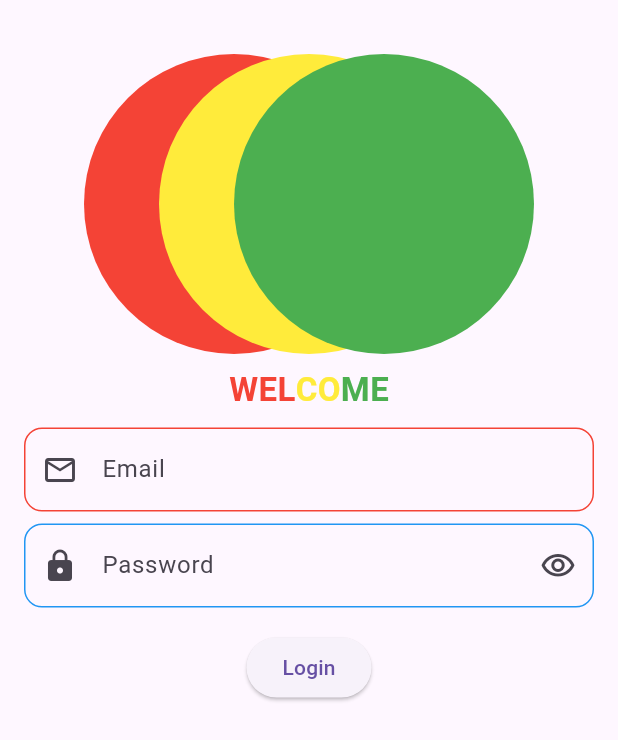
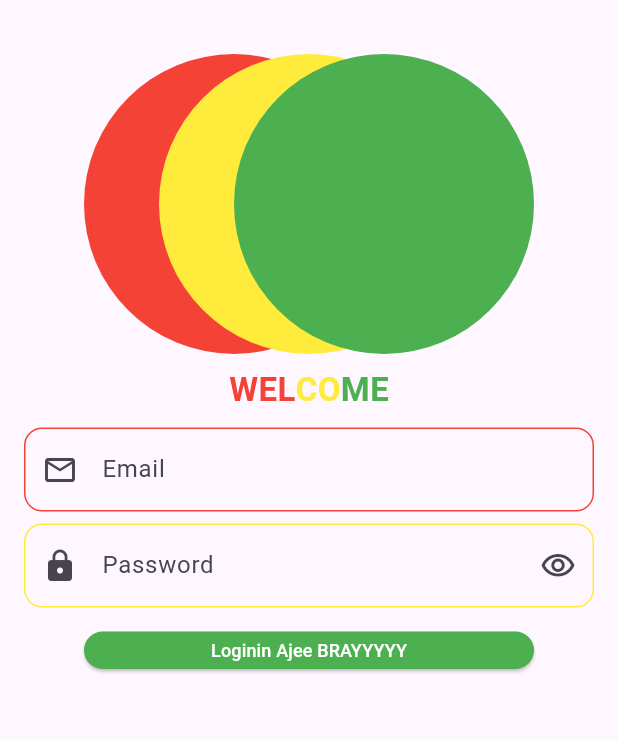
Before and after one commit to afnan923/tugas_week10_1123150074, a Flutter app: the MyLogin screen opened directly, on a phone screen of 412 x 824 dp. Shown: the top 740 px of the screen. Run offline on Flutter 3.47's test engine with Material 3 defaults, Android fonts, the light colour scheme and no system bars; our stand-ins replace firebase_auth, firebase_core; accounts and stored records are empty.

Commit message:
edit pass

```diff
--- a/lib/screen/my_login.dart
+++ b/lib/screen/my_login.dart
@@ -146,7 +146,7 @@ class _MyLoginState extends State<MyLogin> {
                     focusedBorder: OutlineInputBorder(
                       borderRadius: BorderRadius.circular(12),
                       borderSide: BorderSide(
-                        color: Colors.yellow.shade700,
+                        color: Colors.red.shade700,
                         width: 2,
                       ),
                     ),
@@ -166,12 +166,12 @@ class _MyLoginState extends State<MyLogin> {
                     ),
                     enabledBorder: OutlineInputBorder(
                       borderRadius: BorderRadius.circular(12),
-                      borderSide: const BorderSide(color: Colors.blue),
+                      borderSide: const BorderSide(color: Colors.yellow),
                     ),
                     focusedBorder: OutlineInputBorder(
                       borderRadius: BorderRadius.circular(12),
                       borderSide: BorderSide(
-                        color: Colors.blue.shade700,
+                        color: Colors.yellow.shade700,
                         width: 2,
                       ),
                     ),
@@ -183,12 +183,25 @@ class _MyLoginState extends State<MyLogin> {
                 Text(_error!, style: const TextStyle(color: Colors.red)),
                 const SizedBox(height: 8),
               ],
-              ElevatedButton(
-                onPressed: _isLoading ? null : _login,
-                child: _isLoading
-                    ? const CircularProgressIndicator()
-                    : const Text('Login'),
-              ),
+              Container(
+                  margin: EdgeInsets.only(left: 40, right: 40),
+                  child: SizedBox(
+                    height: 25,
+                    width: double.infinity,
+                    child: ElevatedButton(
+                      onPressed: _isLoading ? null : _login,
+
+                      style: ElevatedButton.styleFrom(
+                        backgroundColor: Colors.green,
+                      ),
+                      child: Text(
+                        "Loginin Ajee BRAYYYYY",
+                        style: TextStyle(fontSize: 12, color: Colors.white),
+                      ),
+                    ),
+                  ),
+                ),
+
             ],
           ),
         ),
```
